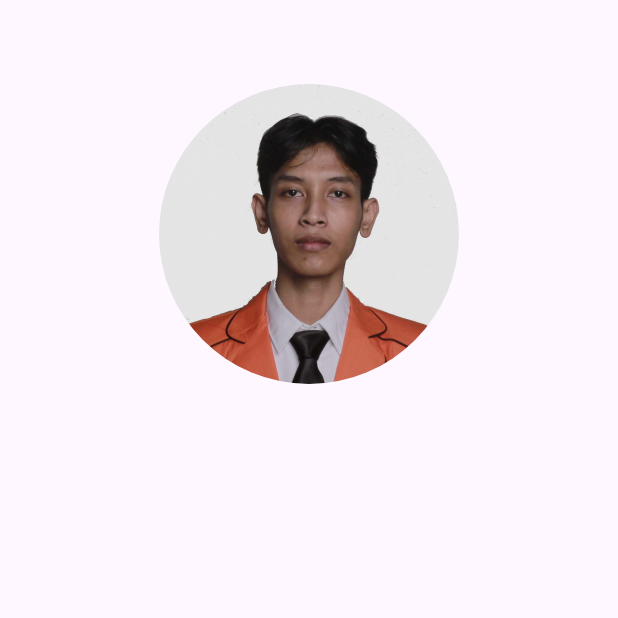
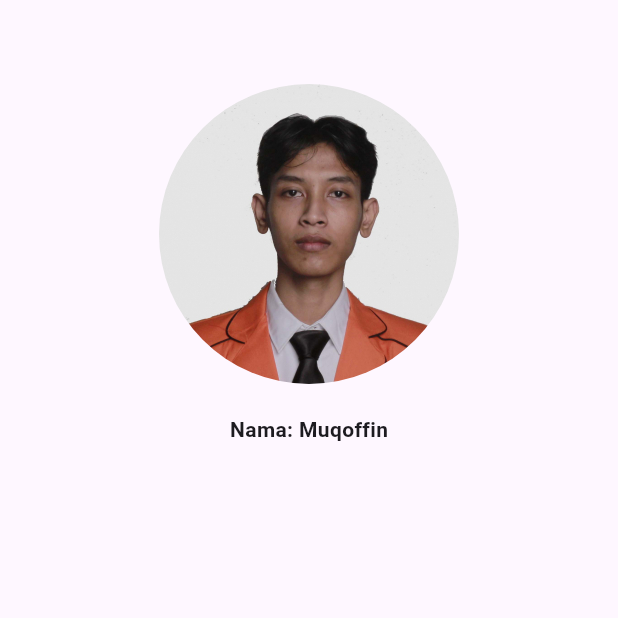
Before and after one commit to initheo/QuestSatu_0023, a Flutter app: the screen it shows after launch, on a phone screen of 412 x 824 dp, the top half of it. Run offline on Flutter 3.47's test engine with Material 3 defaults, Android fonts, the phone set to English and light mode, and no system bars.

Commit message:
feat: add user name display to profile page

```diff
--- a/lib/main.dart
+++ b/lib/main.dart
@@ -53,6 +53,11 @@ class MyHomePage extends StatelessWidget {
                 height: 200,
               ),
             ),
+            SizedBox(height: 20),
+            Text(
+              "Nama: Muqoffin",
+              style: TextStyle(fontWeight: FontWeight.bold),
+            ),
           ],
         ),
       ),
```
